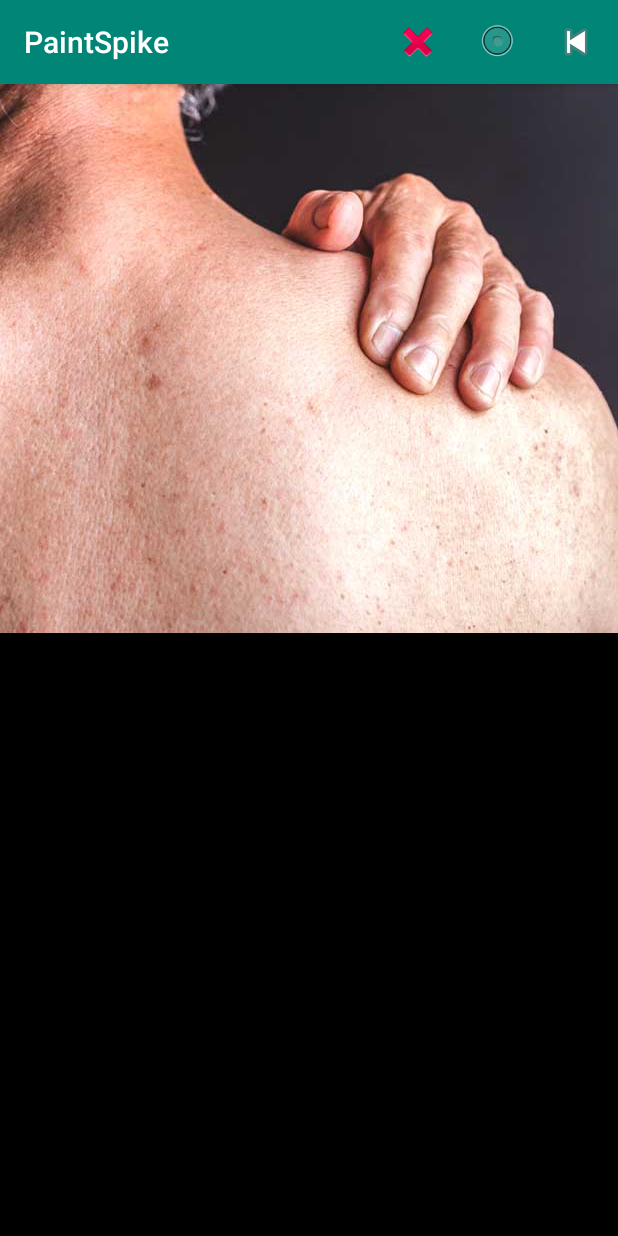
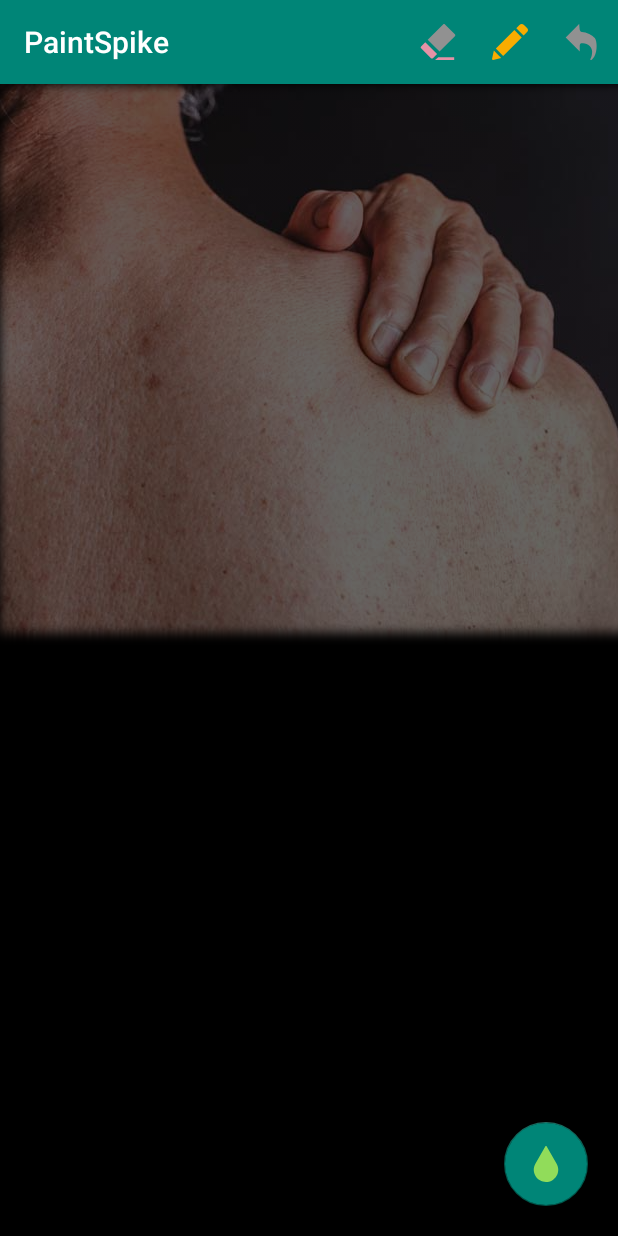
Before and after one commit to ProgFelipe/paintkt, an Android app: the screen it shows after launch (MainActivity), on a phone screen of 412 x 824 dp. Run offline under Robolectric (Android 15) with nearby library versions, the phone set to English and light mode, and no system bars; pictures from the network do not load.

Commit message:
refactor paint

```diff
--- a/app/build.gradle
+++ b/app/build.gradle
@@ -30,7 +30,7 @@ dependencies {
     testImplementation 'junit:junit:4.12'
     androidTestImplementation 'com.android.support.test:runner:1.0.2'
     androidTestImplementation 'com.android.support.test.espresso:espresso-core:3.0.2'
-
+    implementation 'com.android.support:design:28.0.0'
     implementation 'com.github.bumptech.glide:glide:4.8.0'
     kapt 'com.github.bumptech.glide:compiler:4.8.0'
     annotationProcessor 'com.github.bumptech.glide:compiler:4.8.0'
--- a/app/src/main/java/com/sample/sample/paintspike/MainActivity.kt
+++ b/app/src/main/java/com/sample/sample/paintspike/MainActivity.kt
@@ -2,13 +2,15 @@ package com.sample.sample.paintspike
 
 import android.support.v7.app.AppCompatActivity
 import android.os.Bundle
+import android.view.WindowManager
 
 class MainActivity : AppCompatActivity() {
 
     override fun onCreate(savedInstanceState: Bundle?) {
         super.onCreate(savedInstanceState)
         setContentView(R.layout.activity_main)
-        setContentView(R.layout.activity_main)
+        window.setFlags(WindowManager.LayoutParams.FLAG_FULLSCREEN, WindowManager.LayoutParams.FLAG_FULLSCREEN)
+
         savedInstanceState ?: supportFragmentManager.beginTransaction()
             .replace(R.id.container, MainFragment.newInstance())
             .commit()
--- a/app/src/main/java/com/sample/sample/paintspike/MainFragment.kt
+++ b/app/src/main/java/com/sample/sample/paintspike/MainFragment.kt
@@ -25,9 +25,9 @@ class MainFragment : Fragment(){
             View? = inflater.inflate(R.layout.fragment_main, container, false)
 
 
+    private var showFabMenuItems = true
     override fun onViewCreated(view: View, savedInstanceState: Bundle?) {
         super.onViewCreated(view, savedInstanceState)
-
 
         Glide.with(this)
             .asBitmap()
@@ -37,6 +37,28 @@ class MainFragment : Fragment(){
                     img_photo.setNewImage(resource, resource)
                 }
             })
+
+        fab_stroke.setOnClickListener {
+            if(showFabMenuItems) {
+                fab_less.show()
+                fab_more.show()
+                fab_restore.show()
+            }else{
+                fab_less.hide()
+                fab_more.hide()
+                fab_restore.hide()
+            }
+            showFabMenuItems = !showFabMenuItems
+        }
+        fab_less.setOnClickListener{
+            img_photo.decreaseStrokeSize()
+        }
+        fab_more.setOnClickListener{
+            img_photo.increaseStrokeSize()
+        }
+        fab_restore.setOnClickListener{
+            img_photo.setDefaultStroke()
+        }
     }
 
 
--- a/app/src/main/java/com/sample/sample/paintspike/PaintImageView.kt
+++ b/app/src/main/java/com/sample/sample/paintspike/PaintImageView.kt
@@ -8,6 +8,9 @@ import android.graphics.PointF
 import android.support.v4.view.GestureDetectorCompat
 import android.view.*
 import android.view.MotionEvent
+import android.graphics.Bitmap
+
+
 
 //https://stackoverflow.com/questions/40033801/how-do-i-only-erase-the-draw-path-not-the-image-on-the-canvas-on-android
 //Erase
@@ -27,17 +30,19 @@ class PaintImageView @JvmOverloads constructor(
      * paint brushes for stroke conservation
      */
     private lateinit var mLastPath: Path
-    private var mPaint: Paint = Paint()
+    private var mPainter: Painter = Painter()
+    private var mImagePainter: Painter = Painter()
 
     private val paths = ArrayList<Path>()
-    private val paints = ArrayList<Paint>()
+    private val paints = ArrayList<Painter>()
     private val undonePaths = ArrayList<Path>()
+    private val undonePaints = ArrayList<Paint>()
 
     /**
      * Gestures to Zoom and Drag canvas matrix
      */
     private var mGestureDetector : GestureDetectorCompat? = null
-    private var mScaleGestureDetector: ScaleGestureDetector? = null
+    //private var mScaleGestureDetector: ScaleGestureDetector? = null
 
     private var downx = 0f
     private var downy = 0f
@@ -57,19 +62,19 @@ class PaintImageView @JvmOverloads constructor(
     private var oldDist = 1f
     // These matrices will be used to move and zoom image
     private var mScrollAndDragMatrix = Matrix()
-    private var painStroke = DEFAULT_STROKE
 
     var scaleFactor : Float = 1f
-    private var mScaling = false
+
+    private var mEraseMode = false
 
     companion object {
-        const val DEFAULT_STROKE = 25f
         const val NONE = 0
         const val DRAG = 1
         const val ZOOM = 2
+        const val BRUSH_STROKE_RATION = 10f
 
-        private const val MIN_ZOOM = 3f
-        private const val MAX_ZOOM = 5f
+        private const val MIN_ZOOM = 1f
+        private const val MAX_ZOOM = 10f
 
         private const val PAINT_COLOR = "#66265c88"
     }
@@ -78,44 +83,22 @@ class PaintImageView @JvmOverloads constructor(
         imageMatrix = Matrix()
         imageMatrix.setTranslate(1f, 1f)
         scaleType = ScaleType.MATRIX
-
-        createPaint()
-
         mGestureDetector = GestureDetectorCompat(context, this)
-        mScaleGestureDetector = ScaleGestureDetector(context, ScaleListener())
-
+        //mScaleGestureDetector = ScaleGestureDetector(context, ScaleListener())
         isFocusable = true
         isFocusableInTouchMode = true
-
         getNewPathPen()
     }
 
-    private var mEraseMode = false
-    private fun createPaint(){
-        mPaint.maskFilter = BlurMaskFilter(8f, BlurMaskFilter.Blur.NORMAL)
-        mPaint.isAntiAlias = true
-        mPaint.isDither = true
-        mPaint.style = Paint.Style.STROKE
-        if(mEraseMode){
-            mPaint.color = Color.parseColor("#FFFFFFFF")
-            //mPaint.xfermode = PorterDuffXfermode(PorterDuff.Mode.CLEAR)
-        }else{
-            mPaint.color = Color.parseColor(PAINT_COLOR)
-            //mPaint.xfermode = null
-        }
-        mPaint.strokeWidth = painStroke
-        mPaint.strokeJoin = Paint.Join.MITER
-        mPaint.strokeCap = Paint.Cap.ROUND
-    }
 
-    internal inner class ScaleListener : ScaleGestureDetector.SimpleOnScaleGestureListener() {
+
+    /*internal inner class ScaleListener : ScaleGestureDetector.SimpleOnScaleGestureListener() {
 
         override fun onScaleBegin(detector: ScaleGestureDetector?): Boolean {
 
             lastFocusX = detector?.focusX!!
             lastFocusY = detector.focusY
 
-            mScaling = true
             return super.onScaleBegin(detector)
         }
         override fun onScale(detector: ScaleGestureDetector): Boolean {
@@ -133,9 +116,9 @@ class PaintImageView @JvmOverloads constructor(
             transformationMatrix.postScale(scaleFactor, scaleFactor)
 
             /* Adding focus shift to allow for scrolling with two pointers down. Remove it to skip this functionality. This could be done in fewer lines, but for clarity I do it this way here */
-            //Edited after comment by chochim
             val focusShiftX = focusX - lastFocusX
             val focusShiftY = focusY - lastFocusY
+            matrix.postTranslate(focusX + focusShiftX, focusY + focusShiftY)
             transformationMatrix.postTranslate(focusX + focusShiftX, focusY + focusShiftY)
             paintMatrix.postConcat(transformationMatrix)
             lastFocusX = focusX
@@ -146,40 +129,47 @@ class PaintImageView @JvmOverloads constructor(
         }
 
         override fun onScaleEnd(detector: ScaleGestureDetector?) {
-            mScaling = false
             super.onScaleEnd(detector)
         }
-    }
+    }*/
 
+    private var mScaling = false
     override fun enableEraseMode() {
+        if(!mEraseMode){
+            getNewPathPen()
+        }
         mEraseMode = true
-        //mPaint.xfermode = PorterDuffXfermode(PorterDuff.Mode.CLEAR)
-        //mCanvas.drawColor(0, PorterDuff.Mode.CLEAR)
-
-        //mPaint.color = Color.parseColor("#FFFFFFFF")
     }
 
     override fun enableDrawMode() {
+        if(mEraseMode){
+            getNewPathPen()
+        }
         mEraseMode = false
-        //mPaint.xfermode = null
     }
 
     private lateinit var mRealBitmap : Bitmap
     fun setNewImage(alteredBitmap: Bitmap, bmp: Bitmap) {
         mRealBitmap = alteredBitmap
-        mCanvas = Canvas(alteredBitmap)
-        mCanvas.drawBitmap(bmp, imageMatrix, mPaint)
+        /*mCanvas = Canvas(alteredBitmap)
+        mCanvas.drawBitmap(bmp, imageMatrix, paint)
 
-        setImageBitmap(alteredBitmap)
+        setImageBitmap(alteredBitmap)*/
+        val canvasBitmap = Bitmap.createBitmap(width, height, Bitmap.Config.ARGB_8888)
+        mCanvas = Canvas(canvasBitmap)
+        invalidate()
+        /*mCanvas = Canvas()
+        val mBitmap = Bitmap.createBitmap(width, height, Bitmap.Config.ARGB_8888)
+        mCanvas.setBitmap(mBitmap)*/
     }
 
-    fun restoreBitmap(){
+    /*fun restoreBitmap(){
         imageMatrix = Matrix()
         imageMatrix.setTranslate(1f, 1f)
         mCanvas = Canvas(mRealBitmap)
-        mCanvas.drawBitmap(mRealBitmap, imageMatrix, mPaint)
+        mCanvas.drawBitmap(mRealBitmap, imageMatrix, paint)
         setImageBitmap(mRealBitmap)
-    }
+    }*/
 
     override fun onScroll(
         event1: MotionEvent,
@@ -217,8 +207,9 @@ class PaintImageView @JvmOverloads constructor(
 
 
     override fun onTouchEvent(event: MotionEvent): Boolean {
+        //mScaleGestureDetector?.onTouchEvent(event)
         mGestureDetector?.onTouchEvent(event)
-        mScaleGestureDetector?.onTouchEvent(event)
+
 
         // Handle touch events here...
         when (event.action and MotionEvent.ACTION_MASK) {
@@ -252,10 +243,11 @@ class PaintImageView @JvmOverloads constructor(
     }
 
     private fun move(event : MotionEvent){
+        mScaling = false
         if (mode == DRAG) {
             upx = getPointerCoordinates(event)[0]
             upy = getPointerCoordinates(event)[1]
-            //mCanvas.drawLine(downx, downy, upx, upy, mPaint)
+            //mCanvas.drawLine(downx, downy, upx, upy, paint)
 
             //mLastPath.lineTo(event.x, event.y)
             mLastPath.lineTo(downx, downy)
@@ -264,16 +256,13 @@ class PaintImageView @JvmOverloads constructor(
             downx = upx
             downy = upy
         } else if (mode == ZOOM) {
-            if(mScaling) {
                 val newDist = spacing(event)
                 if (newDist > 10f) {
+                    mScaling = true
                     paintMatrix.set(mScrollAndDragMatrix)
                     val scale = newDist / oldDist
-                    //mPaint.strokeWidth = painStroke
+                    scaleFactor = scale
                     paintMatrix.postScale(scale, scale, mid.x, mid.y)
-                    imageMatrix.postScale(scale, scale, mid.x, mid.y)
-
-                }
             }
         }
     }
@@ -299,13 +288,15 @@ class PaintImageView @JvmOverloads constructor(
         //Draw
         downx = getPointerCoordinates(event)[0]
         downy = getPointerCoordinates(event)[1]
+        //mLastPath.moveTo(event.x, event.y)
+        //Second One
         mLastPath.moveTo(downx, downy)
-
+        //Original
+        //mLastPath.moveTo(downx.times(mid.x), downy.times(mid.y))
     }
 
     private fun actionPointerUp(){
         mode = NONE
-        mScaling = true
     }
 
     private fun actionPointerDown(event: MotionEvent){
@@ -342,34 +333,103 @@ class PaintImageView @JvmOverloads constructor(
 
     override fun onUndoDraw() {
         //restoreBitmap()
-        if (paths.size > 0) {
+        if (paths.size > 0 ) {
+            /*
+            //TODO For redo
             undonePaths.add(paths.removeAt(paths.size-1))
+            undonePaints.add(paints.removeAt(paints.size-1))*/
+            paths.removeAt(paths.size-1)
+            paints.removeAt(paints.size-1)
+            if(paints.size > 0) {
+                mPainter = paints[paints.size - 1]
+            }
             invalidate()
         }
     }
 
+
+    private var currentStroke = Painter.DEFAULT_STROKE
+    fun increaseStrokeSize(){
+        currentStroke += BRUSH_STROKE_RATION
+    }
+
+    fun decreaseStrokeSize(){
+        if(currentStroke > Painter.DEFAULT_STROKE) {
+            currentStroke -= BRUSH_STROKE_RATION
+        }
+    }
+
+    fun setDefaultStroke(){
+        currentStroke = Painter.DEFAULT_STROKE
+    }
     /**
      * With Path
      */
      override fun onDraw(canvas: Canvas) {
          super.onDraw(canvas)
+
+        canvas.save()
+        //canvas.scale(scaleFactor, scaleFactor, width / 2f, height / 2f)
+        //canvas.translate(scrollX.toFloat(), scrollY.toFloat())
+        //matrix.postTranslate(mid.x, mid.y)
+        //canvas.scale(scaleFactor, scaleFactor)
+        //clipBounds = canvas.clipBounds
+        /*if (::mRealBitmap.isInitialized) {
+
+            canvas.drawBitmap(mRealBitmap, 0f, 0f, paint)
+        }
+        setPaintValue(paint)*/
+
+        // first update the canvas bitmap
+        //setPaintValue(mPaint)
+        for (i in paths.indices) {
+
+            //draw depending on scroll and drag
+            val p =  Path()
+            p.addPath(paths[i], paintMatrix)
+            p.transform(paintMatrix)
+            canvas.drawPath(p, paints[i].paint)
+        }
+        // then draw it on top of the image
+        //setDefaultPaint()
+        if(::mRealBitmap.isInitialized) {
+            //with screen canvas proportios
+            //canvas.drawBitmap(mRealBitmap, null, destImageRect, paint)
+            //with image proportions :
+            canvas.drawBitmap(mRealBitmap, paintMatrix, mImagePainter.paint)
+        }
+        //setPaintValue(mPaint)
+        canvas.restore()
+
+
+/*
          for (i in paths.indices) {
 
              //draw depending on scroll and drag
              val p =  Path()
              p.addPath(paths[i], imageMatrix)
 
+             /*if(scaleFactor <= 1) {
+                 paints[i].strokeWidth = scaleFactor?.times(DEFAULT_STROKE)
+             }*/
              //paths[i].transform(paintMatrix)
              canvas.drawPath(p, paints[i])
-         }
+         }*/
      }
 
     private fun getNewPathPen() {
         mLastPath = Path()
         paths.add(mLastPath)
-        val paint = Paint()
-        mPaint = paint
-        createPaint()
-        paints.add(paint)
+        mPainter = Painter()
+        mPainter.changeStrokeTo(currentStroke)
+        mPainter.setEraseMode(mEraseMode)
+        paints.add(mPainter)
+    }
+
+    private lateinit var destImageRect : Rect
+    override fun onSizeChanged(w: Int, h: Int, oldw: Int, oldh: Int) {
+        super.onSizeChanged(w, h, oldw, oldh)
+        //when size changed, store the new size
+        destImageRect = Rect(0, 0, w, h)
     }
 }
--- /dev/null
+++ b/app/src/main/java/com/sample/sample/paintspike/Painter.kt
@@ -0,0 +1,52 @@
+package com.sample.sample.paintspike
+
+import android.graphics.*
+
+class Painter{
+    lateinit var paint: Paint
+    var isErase = false
+
+    companion object {
+        const val DEFAULT_STROKE = 25f
+        private const val PAINT_COLOR = "#66265c88"
+    }
+
+    init {
+        createPaint()
+    }
+
+    private fun createPaint(){
+        paint = Paint()
+        paint.maskFilter = BlurMaskFilter(8f, BlurMaskFilter.Blur.NORMAL)
+        paint.isAntiAlias = true
+        paint.isDither = true
+        paint.style = Paint.Style.STROKE
+        paint.strokeWidth = DEFAULT_STROKE
+        paint.strokeJoin = Paint.Join.MITER
+        paint.strokeCap = Paint.Cap.ROUND
+        setPaintValue()
+    }
+
+    fun changeStrokeTo(strokeWidth : Float){
+        paint.strokeWidth = strokeWidth
+    }
+
+    fun setEraseMode(eraseMode : Boolean){
+        isErase = eraseMode
+        setPaintValue()
+    }
+
+    private fun setPaintValue(){
+        if(isErase){
+            paint.xfermode = PorterDuffXfermode(PorterDuff.Mode.CLEAR)
+        }else{
+            paint.color = Color.parseColor(PAINT_COLOR)
+            paint.xfermode = null
+        }
+    }
+
+    private fun setDefaultPaint(){
+        paint.color = Color.parseColor(PAINT_COLOR)
+        paint.xfermode = null
+    }
+}
--- /dev/null
+++ b/app/src/main/res/drawable/ic_erase.xml
@@ -0,0 +1,6 @@
+<vector android:height="24dp" android:viewportHeight="360"
+    android:viewportWidth="360" android:width="24dp" xmlns:android="http://schemas.android.com/apk/res/android">
+    <path android:fillColor="#919191" android:pathData="M348.994,102.946L250.04,3.993c-5.323,-5.323 -13.954,-5.324 -19.277,0l-153.7,153.701l118.23,118.23l153.701,-153.7C354.317,116.902 354.317,108.271 348.994,102.946z"/>
+    <path android:fillColor="#e592a6" android:pathData="M52.646,182.11l-41.64,41.64c-5.324,5.322 -5.324,13.953 0,19.275l98.954,98.957c5.323,5.322 13.954,5.32 19.277,0l41.639,-41.641L52.646,182.11z"/>
+    <path android:fillColor="#e592a6" android:pathData="M150.133,360l191.634,0l0,-28.051l-158.961,0z"/>
+</vector>
--- /dev/null
+++ b/app/src/main/res/drawable/ic_minus.xml
@@ -0,0 +1,4 @@
+<vector android:height="24dp" android:viewportHeight="128"
+    android:viewportWidth="128" android:width="24dp" xmlns:android="http://schemas.android.com/apk/res/android">
+    <path android:fillColor="#373737" android:pathData="M1,59h126v10h-126z"/>
+</vector>
--- /dev/null
+++ b/app/src/main/res/drawable/ic_pencil.xml
@@ -0,0 +1,4 @@
+<vector android:height="24dp" android:viewportHeight="528.899"
+    android:viewportWidth="528.899" android:width="24dp" xmlns:android="http://schemas.android.com/apk/res/android">
+    <path android:fillColor="#F9AC00" android:pathData="M328.883,89.125l107.59,107.589l-272.34,272.34L56.604,361.465L328.883,89.125zM518.113,63.177l-47.981,-47.981c-18.543,-18.543 -48.653,-18.543 -67.259,0l-45.961,45.961l107.59,107.59l53.611,-53.611C532.495,100.753 532.495,77.559 518.113,63.177zM0.3,512.69c-1.958,8.812 5.998,16.708 14.811,14.565l119.891,-29.069L27.473,390.597L0.3,512.69z"/>
+</vector>
--- /dev/null
+++ b/app/src/main/res/drawable/ic_plus.xml
@@ -0,0 +1,4 @@
+<vector android:height="24dp" android:viewportHeight="128"
+    android:viewportWidth="128" android:width="24dp" xmlns:android="http://schemas.android.com/apk/res/android">
+    <path android:fillColor="#373737" android:pathData="M127,59l-58,0l0,-58l-10,0l0,58l-58,0l0,10l58,0l0,58l10,0l0,-58l58,0z"/>
+</vector>
--- /dev/null
+++ b/app/src/main/res/drawable/ic_restore_stroke.xml
@@ -0,0 +1,4 @@
+<vector android:height="24dp" android:viewportHeight="48"
+    android:viewportWidth="48" android:width="24dp" xmlns:android="http://schemas.android.com/apk/res/android">
+    <path android:fillColor="#FF000000" android:pathData="M28,24c0,-2.21 -1.79,-4 -4,-4s-4,1.79 -4,4 1.79,4 4,4 4,-1.79 4,-4zM24,6c-9.94,0 -18,8.06 -18,18h-6l8,8 8,-8h-6c0,-7.73 6.27,-14 14,-14s14,6.27 14,14 -6.27,14 -14,14c-3.03,0 -5.82,-0.97 -8.12,-2.61l-2.83,2.87c3.04,2.34 6.83,3.74 10.95,3.74 9.94,0 18,-8.06 18,-18s-8.06,-18 -18,-18z"/>
+</vector>
--- /dev/null
+++ b/app/src/main/res/drawable/ic_stroke.xml
@@ -0,0 +1,4 @@
+<vector android:height="24dp" android:viewportHeight="847.372"
+    android:viewportWidth="847.372" android:width="24dp" xmlns:android="http://schemas.android.com/apk/res/android">
+    <path android:fillColor="#91DC5A" android:pathData="M406.269,10.052l-232.65,405.741c-48.889,85.779 -52.665,194.85 0,286.697c79.169,138.07 255.277,185.82 393.348,106.65c138.071,-79.169 185.821,-255.276 106.651,-393.348L440.968,10.052C433.283,-3.351 413.953,-3.351 406.269,10.052z"/>
+</vector>
--- /dev/null
+++ b/app/src/main/res/drawable/ic_undo.xml
@@ -0,0 +1,5 @@
+<vector android:height="24dp" android:viewportHeight="32"
+    android:viewportWidth="32" android:width="24dp" xmlns:android="http://schemas.android.com/apk/res/android">
+    <path android:fillColor="#919191"
+        android:pathData="M7.5,6l-6,6 6.3,6.3 6.2,6.2 0,-3.8c0,-3.4 0.2,-3.7 2.9,-3.7 4.4,-0 8.1,3.5 8.1,7.6 0,2 -0.5,4.4 -1,5.5 -1.8,3.4 0.9,2.2 3,-1.3 2.5,-4.1 2.7,-12.8 0.4,-16.3 -1.6,-2.4 -7.9,-5.5 -11.4,-5.5 -1.4,-0 -2,-0.8 -2.2,-3.5l-0.3,-3.6 -6,6.1z" android:strokeColor="#00000000"/>
+</vector>
--- a/app/src/main/res/layout/activity_main.xml
+++ b/app/src/main/res/layout/activity_main.xml
@@ -1,12 +1,12 @@
 <?xml version="1.0" encoding="utf-8"?>
-<FrameLayout android:layout_height="match_parent"
+<android.support.design.widget.CoordinatorLayout android:layout_height="match_parent"
              android:layout_width="match_parent"
-             xmlns:android="http://schemas.android.com/apk/res/android" >
-    <FrameLayout xmlns:android="http://schemas.android.com/apk/res/android"
-                 xmlns:tools="http://schemas.android.com/tools"
-                 android:id="@+id/container"
-                 android:layout_width="match_parent"
-                 android:layout_height="match_parent"
-                 android:background="@android:color/black"
-                 tools:context="com.novartis.smartpasi.features.camera.CameraActivity" />
-</FrameLayout>
+             xmlns:android="http://schemas.android.com/apk/res/android"
+             xmlns:tools="http://schemas.android.com/tools">
+    <FrameLayout
+             android:id="@+id/container"
+             android:layout_width="match_parent"
+             android:layout_height="match_parent"
+             android:background="@android:color/black"
+             tools:context="com.sample.sample.paintspike.MainActivity" />
+</android.support.design.widget.CoordinatorLayout>
--- a/app/src/main/res/layout/fragment_main.xml
+++ b/app/src/main/res/layout/fragment_main.xml
@@ -1,11 +1,65 @@
 <?xml version="1.0" encoding="utf-8"?>
 <android.support.constraint.ConstraintLayout xmlns:android="http://schemas.android.com/apk/res/android"
+                                             xmlns:app="http://schemas.android.com/apk/res-auto"
+                                             xmlns:tools="http://schemas.android.com/tools"
                                              android:layout_width="match_parent"
                                              android:layout_height="match_parent">
     <com.sample.sample.paintspike.PaintImageView
             android:id="@+id/img_photo"
             android:scaleType="fitCenter"
-            android:layout_width="match_parent"
-            android:layout_height="match_parent"/>
+            android:layout_width="0dp"
+            android:layout_height="0dp" app:layout_constraintEnd_toEndOf="parent"
+            app:layout_constraintTop_toTopOf="parent" app:layout_constraintStart_toStartOf="parent"
+            app:layout_constraintBottom_toBottomOf="parent"/>
 
+    <android.support.design.widget.FloatingActionButton
+            android:id="@+id/fab_more"
+            android:layout_width="wrap_content"
+            android:layout_height="wrap_content"
+            android:layout_gravity="bottom|end"
+            android:layout_margin="23dp"
+            android:visibility="gone"
+            app:fabSize="mini"
+            app:srcCompat="@drawable/ic_plus"
+            app:layout_constraintBottom_toTopOf="@+id/fab_less"
+            app:layout_constraintEnd_toEndOf="@+id/img_photo"
+            app:backgroundTint="@color/design_default_color_primary_dark"/>
+
+    <android.support.design.widget.FloatingActionButton
+            android:id="@+id/fab_less"
+            android:layout_width="wrap_content"
+            android:layout_height="wrap_content"
+            android:layout_gravity="bottom|end"
+            app:borderWidth="0dp"
+            android:layout_margin="23dp"
+            android:visibility="gone"
+            app:fabSize="mini"
+            app:srcCompat="@drawable/ic_minus"
+            app:layout_constraintBottom_toTopOf="@+id/fab_restore"
+            app:layout_constraintEnd_toEndOf="@+id/img_photo"
+            app:backgroundTint="@color/design_default_color_primary"/>
+
+    <android.support.design.widget.FloatingActionButton
+            android:id="@+id/fab_restore"
+            android:layout_width="wrap_content"
+            android:layout_height="wrap_content"
+            android:layout_gravity="bottom|end"
+            app:borderWidth="0dp"
+            android:layout_margin="23dp"
+            android:visibility="gone"
+            app:fabSize="mini"
+            app:srcCompat="@drawable/ic_restore_stroke"
+            app:layout_constraintBottom_toTopOf="@+id/fab_stroke"
+            app:layout_constraintEnd_toEndOf="@+id/img_photo"
+            app:backgroundTint="@android:color/holo_orange_dark"/>
+
+    <android.support.design.widget.FloatingActionButton
+            android:id="@+id/fab_stroke"
+            android:backgroundTint="@color/colorPrimary"
+            android:layout_width="wrap_content"
+            android:layout_height="wrap_content"
+            android:layout_margin="20dp"
+            android:src="@drawable/ic_stroke"
+            app:layout_constraintBottom_toBottomOf="@+id/img_photo"
+            app:layout_constraintEnd_toEndOf="@+id/img_photo" app:backgroundTint="@color/colorPrimaryDark"/>
 </android.support.constraint.ConstraintLayout>
--- a/app/src/main/res/menu/paint_menu.xml
+++ b/app/src/main/res/menu/paint_menu.xml
@@ -2,15 +2,15 @@
 <menu xmlns:android="http://schemas.android.com/apk/res/android"
       xmlns:app="http://schemas.android.com/apk/res-auto">
     <item android:id="@+id/erase"
-          android:icon="@android:drawable/ic_delete"
+          android:icon="@drawable/ic_erase"
           android:title="erase"
           app:showAsAction="ifRoom"/>
     <item android:id="@+id/draw"
-          android:icon="@android:drawable/btn_radio"
+          android:icon="@drawable/ic_pencil"
           android:title="draw"
           app:showAsAction="ifRoom"/>
     <item android:id="@+id/undo"
-          android:icon="@android:drawable/ic_media_previous"
+          android:icon="@drawable/ic_undo"
           android:title="undo"
           app:showAsAction="ifRoom"/>
 </menu>
--- a/app/src/main/res/values/colors.xml
+++ b/app/src/main/res/values/colors.xml
@@ -1,6 +1,6 @@
 <?xml version="1.0" encoding="utf-8"?>
 <resources>
     <color name="colorPrimary">#008577</color>
-    <color name="colorPrimaryDark">#00574B</color>
+    <color name="colorPrimaryDark">#00574b</color>
     <color name="colorAccent">#D81B60</color>
 </resources>
--- a/build.gradle
+++ b/build.gradle
@@ -10,7 +10,6 @@ buildscript {
     dependencies {
         classpath 'com.android.tools.build:gradle:3.2.1'
         classpath "org.jetbrains.kotlin:kotlin-gradle-plugin:$kotlin_version"
-
         // NOTE: Do not place your application dependencies here; they belong
         // in the individual module build.gradle files
     }
```
